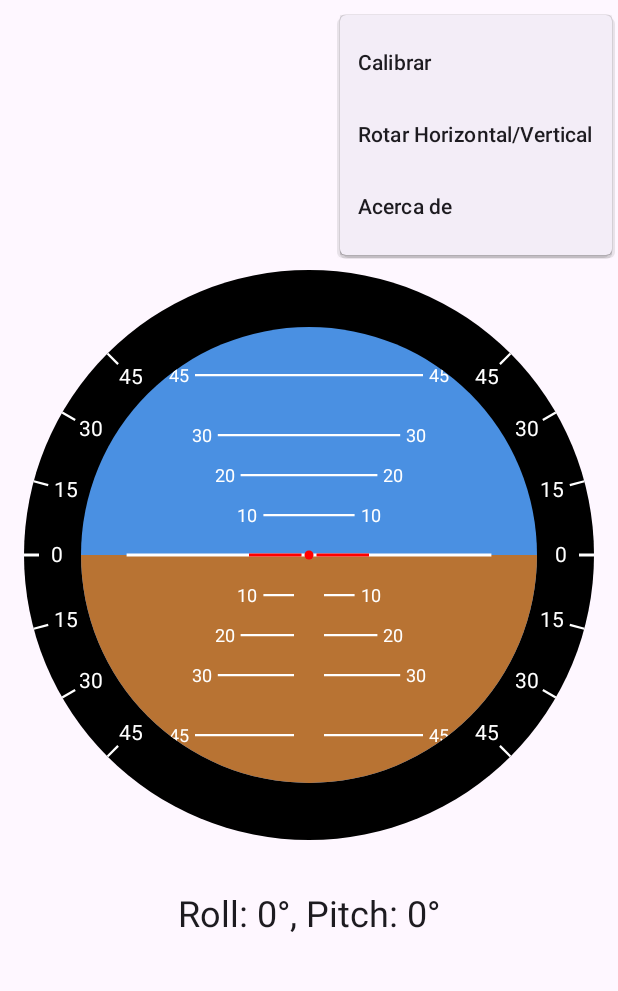
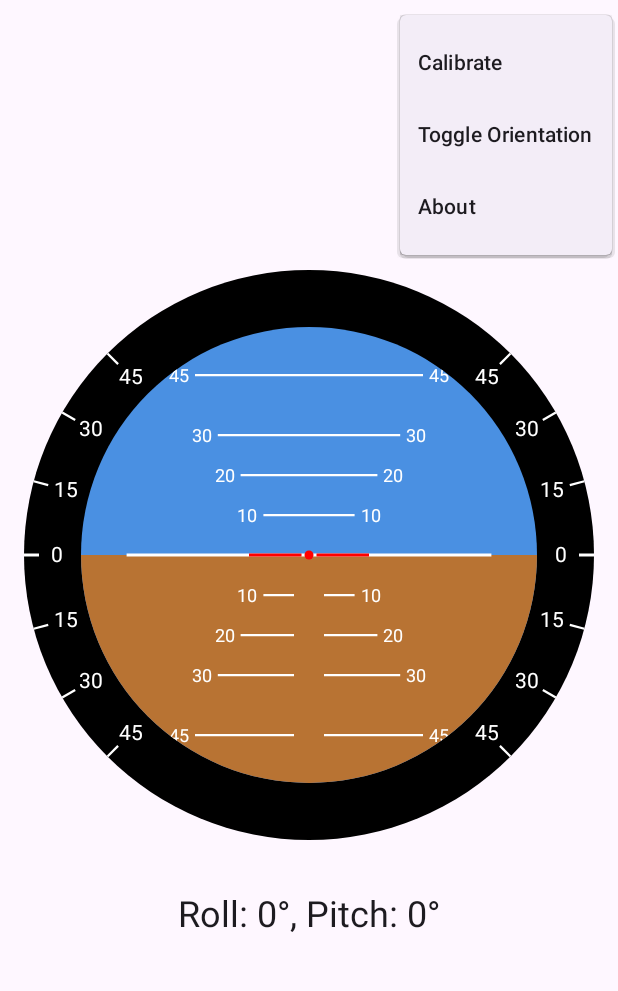
Before and after one commit to FelipeGarcia911/android-auto-inclinometer, an Android app built with Jetpack Compose: the screen it shows after launch (MainActivity), after a tap on "More options", on a phone screen of 412 x 824 dp, the part 69-1060 px from its top. Run offline under Robolectric (Android 15) with nearby library versions, the phone set to English and light mode, and no system bars; our stand-ins replace Dagger/Hilt's generated code.

Commit message:
feat: english translation

```diff
--- a/app/src/main/java/com/felipeg/inclinometer4x4/MainActivity.kt
+++ b/app/src/main/java/com/felipeg/inclinometer4x4/MainActivity.kt
@@ -98,21 +98,21 @@ fun MainScreen(
                             onDismissRequest = { showMenu = false }
                         ) {
                             DropdownMenuItem(
-                                text = { Text("Calibrar") },
+                                text = { Text("Calibrate") },
                                 onClick = {
                                     viewModel.onCalibrate()
                                     showMenu = false
                                 }
                             )
                             DropdownMenuItem(
-                                text = { Text("Rotar Horizontal/Vertical") },
+                                text = { Text("Toggle Orientation") },
                                 onClick = {
                                     viewModel.toggleOrientation()
                                     showMenu = false
                                 }
                             )
                             DropdownMenuItem(
-                                text = { Text("Acerca de") },
+                                text = { Text("About") },
                                 onClick = {
                                     onScreenChange(Screen.About)
                                     showMenu = false
--- a/app/src/main/java/com/felipeg/inclinometer4x4/presentation/ui/AboutScreen.kt
+++ b/app/src/main/java/com/felipeg/inclinometer4x4/presentation/ui/AboutScreen.kt
@@ -34,13 +34,13 @@ fun AboutScreen() {
         )
         Spacer(modifier = Modifier.height(16.dp))
         Text(
-            text = "Esta aplicación proporciona una herramienta de inclinómetro precisa para vehículos 4x4, ayudando a los conductores a monitorear los ángulos de balanceo y cabeceo en tiempo real.",
+            text = "This application provides an accurate inclinometer tool for 4x4 vehicles, helping drivers monitor roll and pitch angles in real-time.",
             style = MaterialTheme.typography.bodyLarge,
             textAlign = TextAlign.Center
         )
         Spacer(modifier = Modifier.height(24.dp))
         Button(onClick = { uriHandler.openUri(linkedinUrl) }) {
-            Text("Desarrollado por Felipe Garcia")
+            Text("Developed by Felipe Garcia")
         }
     }
 }
```
